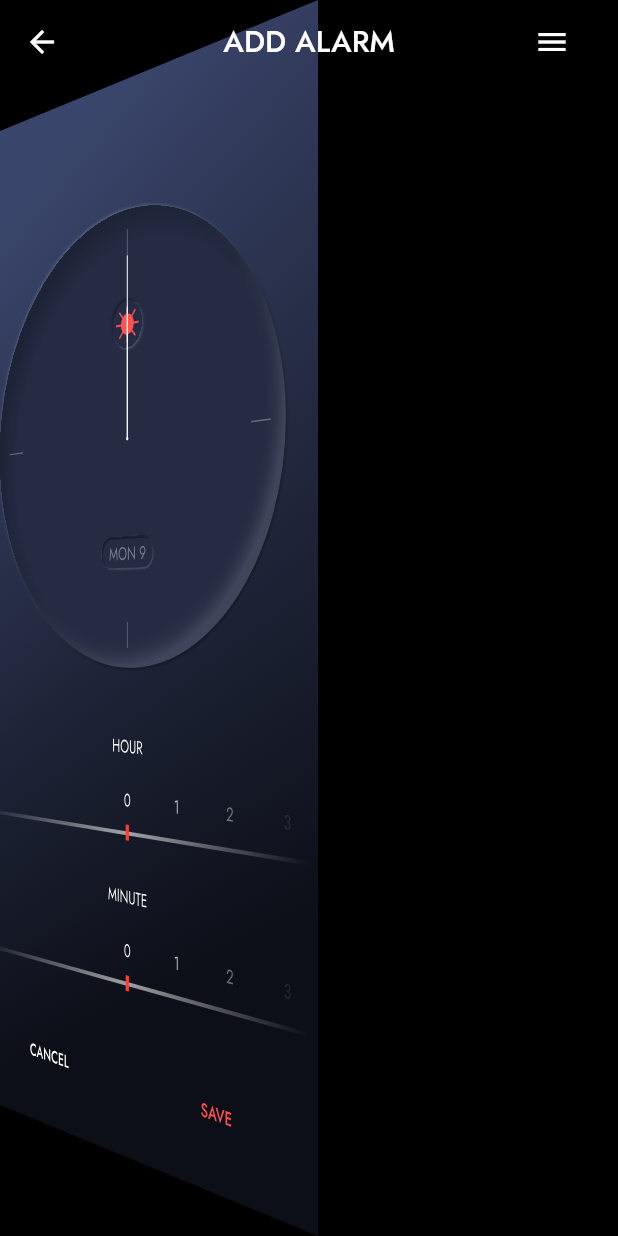
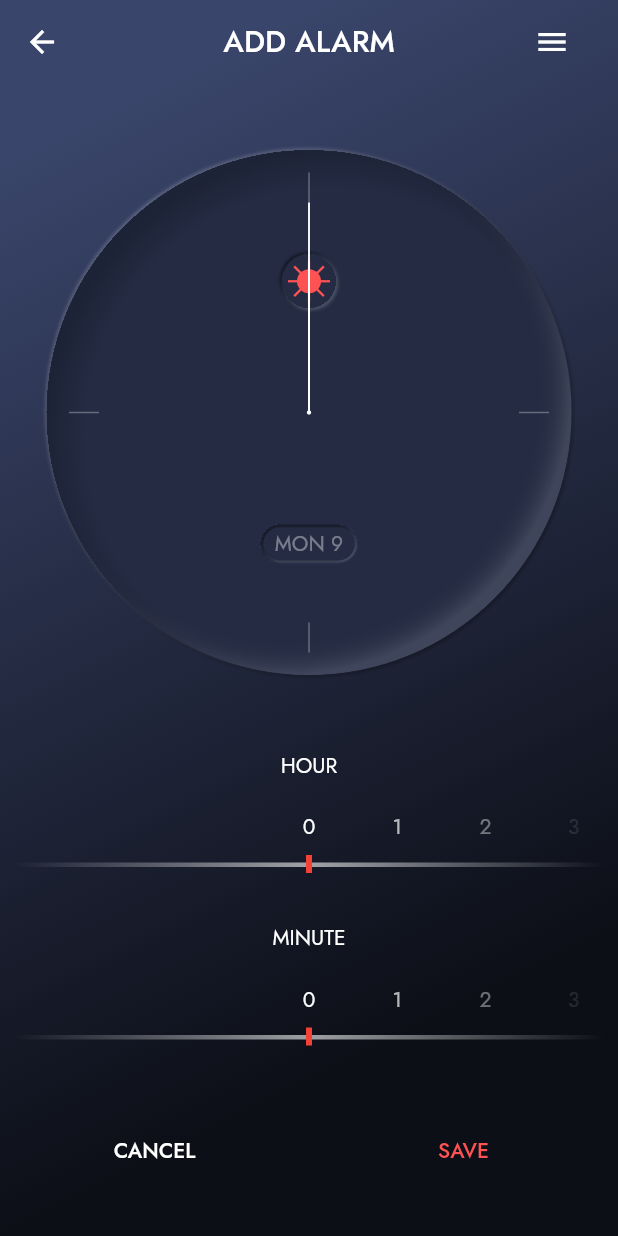
Before and after one commit to Sahil-Programme/alarm_app, a Flutter app: the screen it shows after launch, after a tap on the "menu" icon, on a phone screen of 412 x 824 dp. Run offline on Flutter 3.47's test engine with Material 2 defaults, Android fonts, the phone set to English and light mode, and no system bars; our stand-ins replace google_fonts; statements that could not run were skipped.

Commit message:
added cube turn menu animation

```diff
--- a/lib/Pages/add_alarm_page.dart
+++ b/lib/Pages/add_alarm_page.dart
@@ -12,9 +12,41 @@ import '../Widgets/clockface_widgets.dart';
 import '../Widgets/space_sun_and_moon.dart';
 import '../Widgets/sun_moon_switch.dart';
 
-class AddAlarmPage extends StatelessWidget {
+class AddAlarmPage extends StatefulWidget {
   static const routeName = '/AddAlarmPage';
-  AddAlarmPage({Key? key}) : super(key: key);
+  const AddAlarmPage({Key? key}) : super(key: key);
+
+  @override
+  State<AddAlarmPage> createState() => _AddAlarmPageState();
+}
+
+class _AddAlarmPageState extends State<AddAlarmPage>
+    with SingleTickerProviderStateMixin {
+  late Animation<double> _animation;
+  late final AnimationController _controller;
+
+  @override
+  void initState() {
+    super.initState();
+
+    _controller = AnimationController(
+      vsync: this,
+      duration: const Duration(milliseconds: 200),
+    );
+    _animation = Tween<double>(begin: 0, end: 1).animate(_controller)
+      ..addListener(() {
+        setState(() {
+          //
+        });
+      });
+    _controller.forward();
+  }
+
+  @override
+  void dispose() {
+    _controller.dispose();
+    super.dispose();
+  }
 
   final LinearGradient backgroundGradient = const LinearGradient(
     colors: <Color>[
@@ -27,7 +59,7 @@ class AddAlarmPage extends StatelessWidget {
     stops: [0.1, 0.8],
   );
 
-  final AppBar appbar = AppBar(
+  /* final AppBar appbar = AppBar(
     //toolbarHeight: 30,
     foregroundColor: Colors.white,
     centerTitle: true,
@@ -50,12 +82,13 @@ class AddAlarmPage extends StatelessWidget {
         alignment: Alignment.center,
         child: IconButton(
           splashRadius: 23,
-          icon: const Icon(Icons.menu),
-          onPressed: () {},
+          icon: Icon(Icons.menu),
+          onPressed: _onPressed(),
         ),
       ),
     ],
   );
+*/
 
   @override
   Widget build(BuildContext context) {
@@ -63,16 +96,54 @@ class AddAlarmPage extends StatelessWidget {
       //extendBody: true,
       extendBodyBehindAppBar: true,
       backgroundColor: Colors.black,
-      appBar: appbar,
+      appBar: AppBar(
+        //toolbarHeight: 30,
+        foregroundColor: Colors.white,
+        centerTitle: true,
+        title: Text(
+          'ADD ALARM',
+          style: GoogleFonts.jost(),
+        ),
+        elevation: 0,
+        backgroundColor: Colors.transparent,
+        leading: IconButton(
+          splashRadius: 23,
+          icon: const Icon(
+            Icons.arrow_back,
+          ),
+          onPressed: () {},
+        ),
+        actions: <Widget>[
+          Container(
+            margin: const EdgeInsets.only(right: 20),
+            alignment: Alignment.center,
+            child: IconButton(
+              splashRadius: 23,
+              icon: const Icon(Icons.menu),
+              onPressed: () {
+                setState(
+                  () {
+                    if (_animation.value == 0) {
+                      _controller.forward();
+                    } else {
+                      _controller.reverse();
+                    }
+                  },
+                );
+              },
+            ),
+          ),
+        ],
+      ),
       body: LayoutBuilder(
         builder: (context, constraints) {
           return Transform.translate(
-            offset: const Offset(-200, 0),
+            offset: Offset(-200 * _animation.value, 0),
             child: Transform(
               alignment: Alignment.centerRight,
               transform: Matrix4.identity()
                 ..setEntry(3, 2, 0.001)
-                ..rotateY(0.5 * pi / 2)
+                ..rotateY(_animation.value * 0.5 * pi / 2)
               //..translate(100, 0, 0) //
               ,
               child: Container(
```
